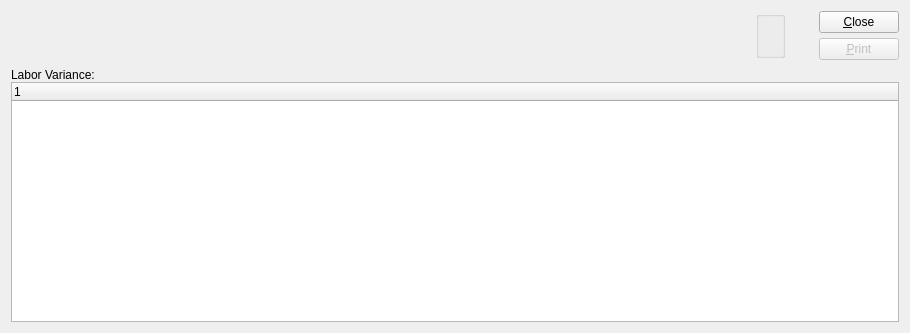
First picture: the form in xtuple/trunk/guiclient/dspLaborVarianceByItem.ui, repository WooodHead/xtuple, before the edit.
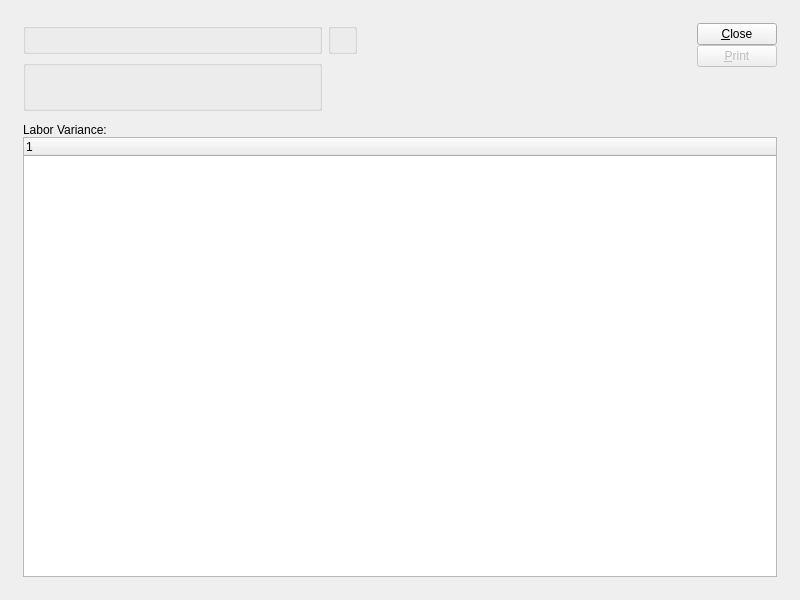
Second picture: the form after the edit. Custom widgets are drawn as their Qt base class.

The edit to the form file:
```diff
--- a/xtuple/trunk/guiclient/dspLaborVarianceByItem.ui
+++ b/xtuple/trunk/guiclient/dspLaborVarianceByItem.ui
@@ -13,101 +13,91 @@
    <rect>
     <x>0</x>
     <y>0</y>
-    <width>910</width>
-    <height>333</height>
+    <width>800</width>
+    <height>600</height>
    </rect>
   </property>
   <property name="windowTitle" >
    <string>Labor Variance by Item</string>
   </property>
-  <layout class="QVBoxLayout" >
-   <item>
-    <layout class="QHBoxLayout" >
-     <property name="spacing" >
-      <number>7</number>
+  <layout class="QGridLayout" name="gridLayout_6" >
+   <item row="0" column="0" >
+    <layout class="QGridLayout" name="gridLayout_5" >
+     <property name="margin" >
+      <number>12</number>
      </property>
-     <item>
-      <layout class="QHBoxLayout" >
        <property name="spacing" >
-        <number>0</number>
-       </property>
+      <number>12</number>
+     </property>
+     <item row="0" column="0" >
+      <layout class="QHBoxLayout" name="horizontalLayout" >
        <item>
+        <layout class="QGridLayout" name="gridLayout_3" >
+         <item row="0" column="0" >
+          <widget class="QGroupBox" name="_itemGroup" >
+           <property name="title" >
+            <string/>
+           </property>
+           <layout class="QGridLayout" name="gridLayout_2" >
+            <item row="0" column="0" >
         <widget class="ItemCluster" name="_item" />
        </item>
-       <item>
-        <spacer>
-         <property name="orientation" >
-          <enum>Qt::Horizontal</enum>
-         </property>
-         <property name="sizeType" >
-          <enum>QSizePolicy::Expanding</enum>
-         </property>
-         <property name="sizeHint" >
-          <size>
-           <width>20</width>
-           <height>20</height>
-          </size>
-         </property>
-        </spacer>
-       </item>
-      </layout>
-     </item>
-     <item>
-      <layout class="QVBoxLayout" >
-       <property name="spacing" >
-        <number>0</number>
-       </property>
-       <item>
+           </layout>
+          </widget>
+         </item>
+         <item row="0" column="1" >
         <widget class="WarehouseGroup" name="_warehouse" >
          <property name="title" >
           <string/>
          </property>
-        </widget>
-       </item>
-       <item>
-        <spacer>
-         <property name="orientation" >
-          <enum>Qt::Vertical</enum>
-         </property>
-         <property name="sizeType" >
-          <enum>QSizePolicy::Preferred</enum>
-         </property>
-         <property name="sizeHint" >
-          <size>
-           <width>20</width>
-           <height>4</height>
-          </size>
-         </property>
-        </spacer>
-       </item>
-      </layout>
-     </item>
-     <item>
-      <layout class="QVBoxLayout" >
-       <property name="spacing" >
-        <number>0</number>
-       </property>
-       <item>
+           <property name="fixedSize" >
+            <bool>false</bool>
+           </property>
+          </widget>
+         </item>
+         <item row="1" column="0" >
+          <widget class="QGroupBox" name="_dateGroup" >
+           <property name="title" >
+            <string/>
+           </property>
+           <layout class="QGridLayout" name="gridLayout" >
+            <item row="0" column="0" >
         <widget class="DateCluster" name="_dates" />
        </item>
+            <item row="0" column="1" >
+             <spacer name="horizontalSpacer" >
+              <property name="orientation" >
+               <enum>Qt::Horizontal</enum>
+              </property>
+              <property name="sizeHint" stdset="0" >
+               <size>
+                <width>40</width>
+                <height>20</height>
+               </size>
+              </property>
+             </spacer>
+            </item>
+           </layout>
+          </widget>
+         </item>
+        </layout>
+       </item>
        <item>
         <spacer>
          <property name="orientation" >
-          <enum>Qt::Vertical</enum>
+          <enum>Qt::Horizontal</enum>
          </property>
          <property name="sizeType" >
-          <enum>QSizePolicy::Minimum</enum>
+          <enum>QSizePolicy::Expanding</enum>
          </property>
-         <property name="sizeHint" >
+         <property name="sizeHint" stdset="0" >
           <size>
-           <width>20</width>
-           <height>17</height>
+           <width>0</width>
+           <height>20</height>
           </size>
          </property>
         </spacer>
        </item>
-      </layout>
-     </item>
      <item>
       <layout class="QVBoxLayout" >
        <property name="spacing" >
@@ -116,7 +106,7 @@
        <item>
         <layout class="QVBoxLayout" >
          <property name="spacing" >
-          <number>5</number>
+            <number>0</number>
          </property>
          <item>
           <widget class="QPushButton" name="_close" >
@@ -143,12 +133,12 @@
           <enum>Qt::Vertical</enum>
          </property>
          <property name="sizeType" >
-          <enum>QSizePolicy::Preferred</enum>
-         </property>
-         <property name="sizeHint" >
+            <enum>QSizePolicy::Expanding</enum>
+           </property>
+           <property name="sizeHint" stdset="0" >
           <size>
            <width>20</width>
-           <height>2</height>
+             <height>0</height>
           </size>
          </property>
         </spacer>
@@ -157,7 +147,25 @@
      </item>
     </layout>
    </item>
-   <item>
+     <item row="1" column="0" >
+      <widget class="QFrame" name="_frame" >
+       <property name="sizePolicy" >
+        <sizepolicy vsizetype="Expanding" hsizetype="Preferred" >
+         <horstretch>0</horstretch>
+         <verstretch>1</verstretch>
+        </sizepolicy>
+       </property>
+       <property name="frameShape" >
+        <enum>QFrame::NoFrame</enum>
+       </property>
+       <property name="frameShadow" >
+        <enum>QFrame::Raised</enum>
+       </property>
+       <layout class="QGridLayout" name="gridLayout_4" >
+        <property name="margin" >
+         <number>0</number>
+        </property>
+        <item row="0" column="0" >
     <layout class="QVBoxLayout" >
      <property name="spacing" >
       <number>0</number>
@@ -191,6 +199,11 @@
    </item>
   </layout>
  </widget>
+     </item>
+    </layout>
+   </item>
+  </layout>
+ </widget>
  <layoutdefault spacing="6" margin="11" />
  <pixmapfunction>qPixmapFromMimeSource</pixmapfunction>
  <customwidgets>
```
Left out of the diff: 2 changed lines with no effect on the pictures. Lines whose indentation alone changed are shown as unchanged.
